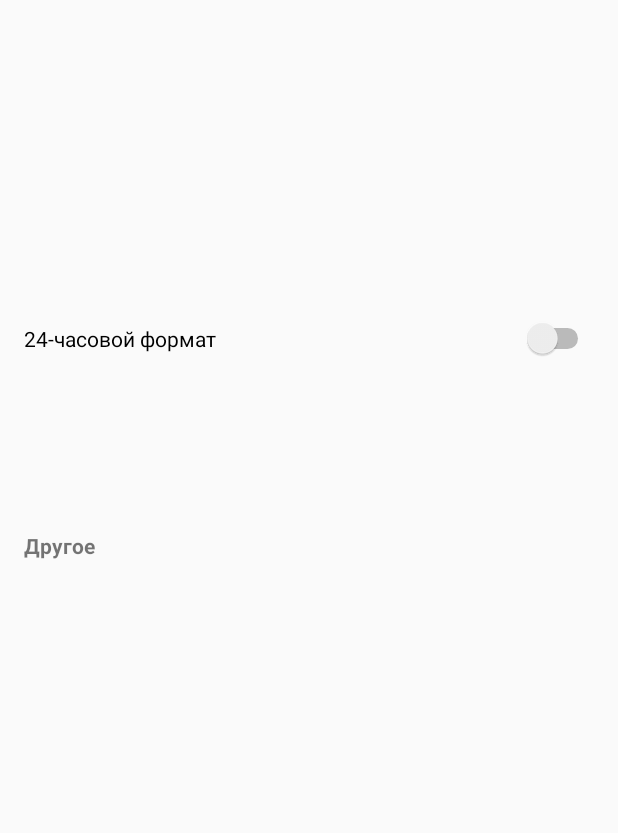
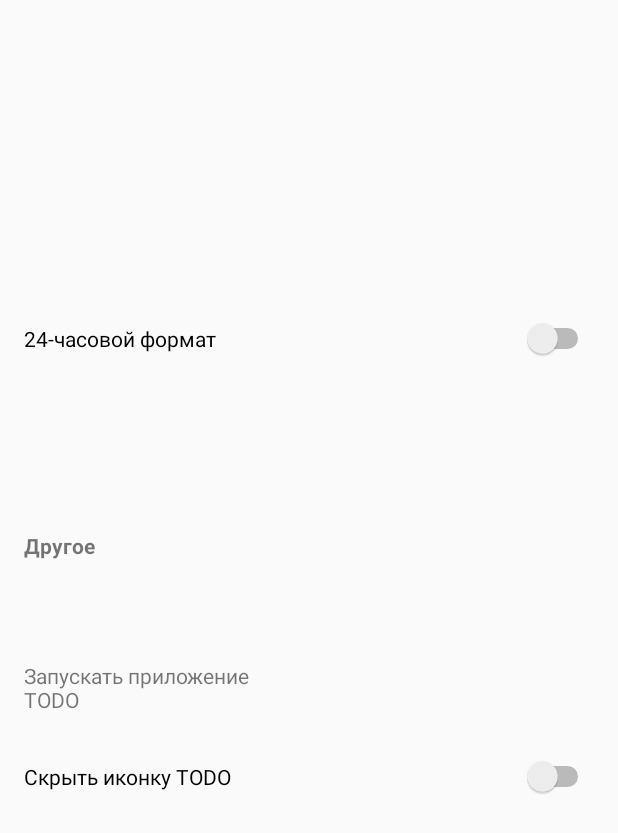
Before and after one commit to voqse/quasar-in-8, an Android app: the layout activity_configuration.xml on its own in the app's theme, with its tools: preview values and no code run, on a phone screen of 412 x 824 dp. Shown: the top 833 px of the screen. Run offline under Robolectric (Android 15) with nearby library versions, the phone set to English and light mode, and no system bars.

Commit message:
launch configuration activity after adding widget

```diff
--- a/app/src/main/AndroidManifest.xml
+++ b/app/src/main/AndroidManifest.xml
@@ -9,11 +9,10 @@
         android:label="@string/app_name"
         android:supportsRtl="true"
         android:theme="@style/AppTheme">
+
         <activity android:name=".widget.ConfigurationActivity">
             <intent-filter>
-                <action android:name="android.intent.action.MAIN" />
-
-                <category android:name="android.intent.category.LAUNCHER" />
+                <action android:name="android.appwidget.action.APPWIDGET_CONFIGURE" />
             </intent-filter>
         </activity>
 
--- a/app/src/main/res/layout/activity_configuration.xml
+++ b/app/src/main/res/layout/activity_configuration.xml
@@ -52,6 +52,20 @@
             android:clickable="true"
             android:padding="16dp" />
 
+        <TextView
+            android:id="@+id/appTextView"
+            android:layout_width="match_parent"
+            android:layout_height="wrap_content"
+            android:padding="16dp"
+            android:text="@string/configuration_app" />
+
+        <Switch
+            android:id="@+id/hideIconSwitch"
+            android:layout_width="match_parent"
+            android:layout_height="wrap_content"
+            android:padding="16dp"
+            android:text="@string/configuration_hide_icon" />
+
     </LinearLayout>
 
 </ScrollView>
--- a/app/src/main/res/values/strings.xml
+++ b/app/src/main/res/values/strings.xml
@@ -4,6 +4,8 @@
     <string name="configuration_date_format">Формат даты\n%s</string>
     <string name="configuration_other">Другое</string>
     <string name="configuration_theme">Тема оформления\n%s</string>
+    <string name="configuration_app">Запускать приложение\nTODO</string>
+    <string name="configuration_hide_icon">Скрыть иконку TODO</string>
     <string name="theme_quasar_1">Квазар-1</string>
     <string name="theme_quasar_2">Квазар-2</string>
     <string name="theme_quasar_3">Квазар-3</string>
--- a/app/src/main/res/xml/widget.xml
+++ b/app/src/main/res/xml/widget.xml
@@ -1,5 +1,6 @@
 <appwidget-provider
     xmlns:android="http://schemas.android.com/apk/res/android"
+    android:configure="com.voqse.nixieclock.widget.ConfigurationActivity"
     android:initialLayout="@layout/widget"
     android:minHeight="64dp"
     android:minResizeHeight="64dp"
```
Also changed, not shown: app/src/main/java/com/voqse/nixieclock/widget/ConfigurationActivity.java (+36 -7 lines), app/src/main/java/com/voqse/nixieclock/widget/Settings.java (+9 -0 lines), app/src/main/java/com/voqse/nixieclock/widget/WIdgetClickListener.java (+5 -5 lines).
